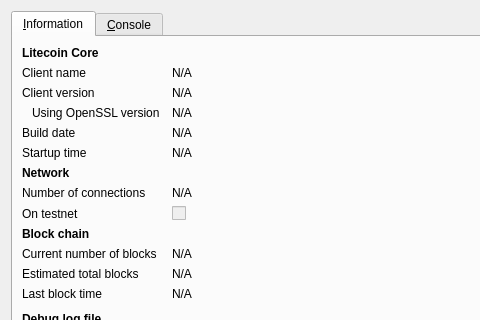
CriticalNix/FunKarmaCoin, file src/qt/forms/rpcconsole.ui: the form before one commit; both pictures show x 0 to 480 and y 0 to 320 of the 740 by 450 pixel window.
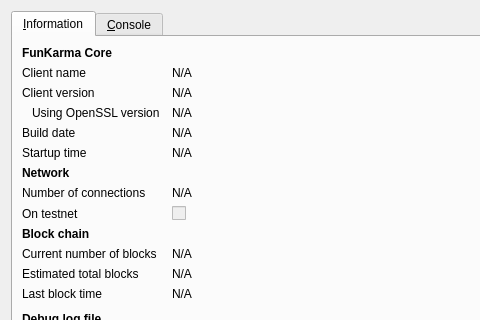
The form after the commit. Icons and pictures are not drawn.

```diff
--- a/src/qt/forms/rpcconsole.ui
+++ b/src/qt/forms/rpcconsole.ui
@@ -36,7 +36,7 @@
           </font>
          </property>
          <property name="text">
-          <string>Litecoin Core</string>
+          <string>FunKarma Core</string>
          </property>
         </widget>
        </item>
```
Left out of the diff: 6 changed lines with no effect on the pictures.
